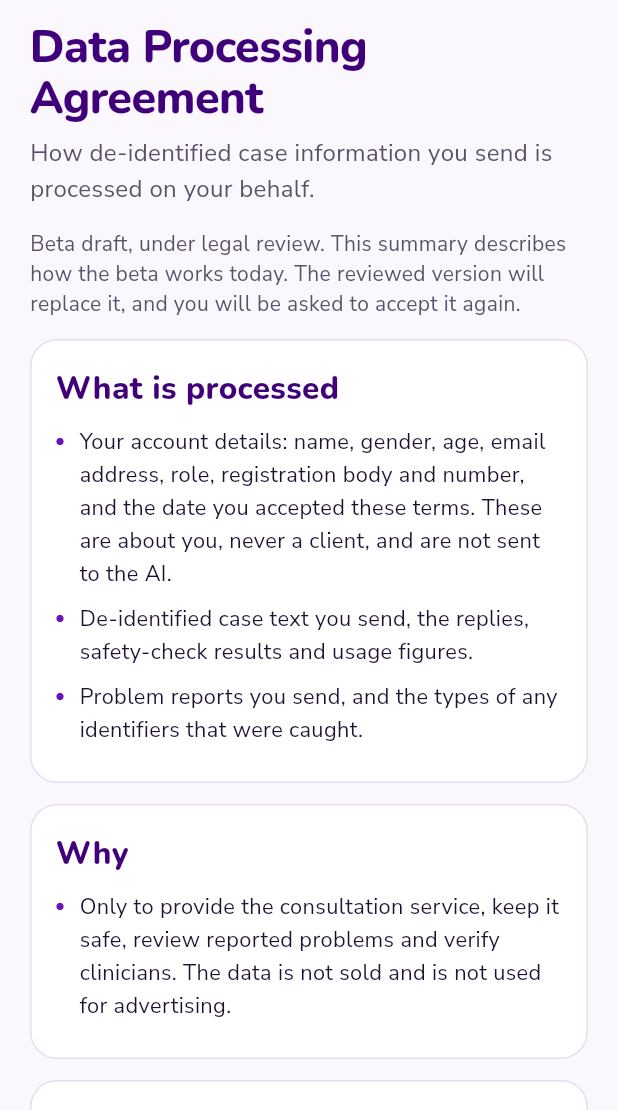
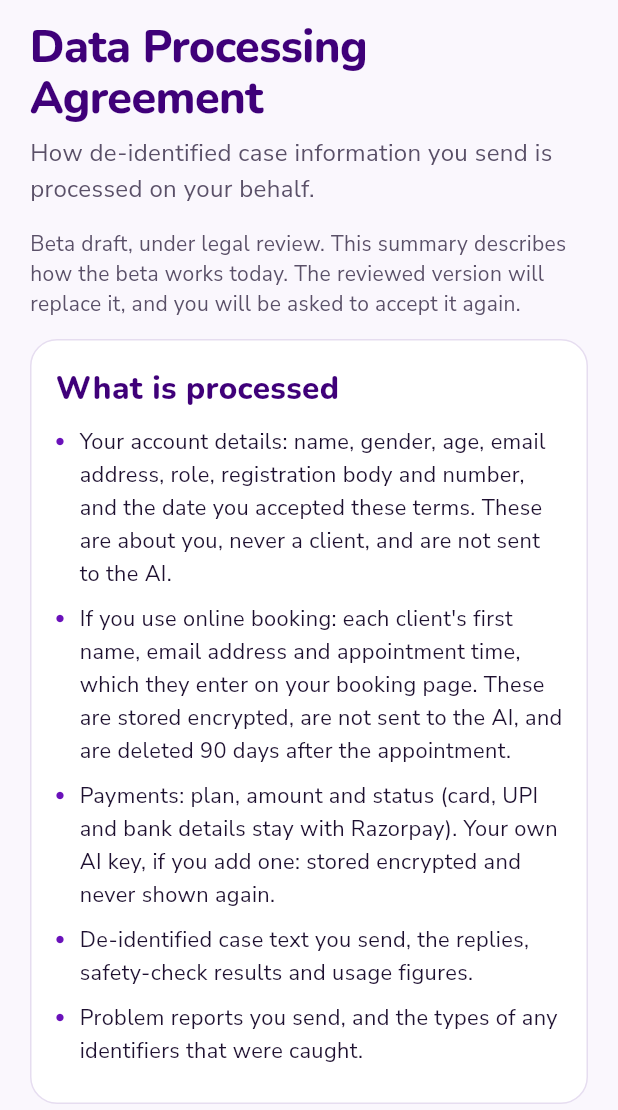
Before and after one commit to saasaiykrk/yourcounselorai, a Flutter app: the AccountScreen screen opened by its route, after a tap on "Data Processing Agreement", on a phone screen of 412 x 824 dp, the part 126-1236 px from its top. Run offline on Flutter 3.47's test engine with Material 3 defaults, Android fonts, the phone set to English and light mode, and no system bars; our stand-ins replace dio, flutter_markdown_plus, flutter_riverpod, flutter_secure_storage, go_router, pdf and 3 more; missing offline and left inert: razorpay_flutter; accounts and stored records are empty.

Commit message:
Privacy texts: name Google (Gemini), Razorpay and client booking details
The app's privacy summary and Data Processing Agreement named Anthropic
only. They now say the replies come from Anthropic (Claude) or Google
(Gemini), as chosen by the administrators, and cover client booking
details (first name, email, time; encrypted, never sent to the AI,
deleted 90 days after the appointment), Razorpay and the clinician's
own key. The store privacy draft says the same. The consent version
recorded at registration moves to beta-draft-2.

Co-Authored-By: Claude Opus 5.5 <noreply@anthropic.com>
Claude-Session: https://claude.ai/code/session_01DUwwjWmoQJEsDNzmUihrSk

```diff
--- a/mobile/lib/core/config.dart
+++ b/mobile/lib/core/config.dart
@@ -35,7 +35,7 @@ abstract final class AppConfig {
   static const consultTimeout = Duration(seconds: 300);
 
   /// Terms and consent version recorded at signup; the lawyer-reviewed text replaces it in Phase 4.
-  static const consentVersion = 'beta-draft-1';
+  static const consentVersion = 'beta-draft-2'; // 2: names Google (Gemini), Razorpay and client bookings
 
   /// Throws with a readable message when a live build is missing its settings.
   static void validate() {
--- a/mobile/lib/core/content/legal_content.dart
+++ b/mobile/lib/core/content/legal_content.dart
@@ -48,11 +48,23 @@ const kPrivacyDoc = InfoDoc(
           'never in the app.',
     ]),
     InfoSection('The AI and other services', [
-      'The de-identified case text is sent to Anthropic, the provider of the Claude AI model, which '
-          'processes it outside India.',
+      'The de-identified case text is sent to one AI provider to write the reply: Anthropic (the Claude '
+          'model) or Google (the Gemini model). Our administrators choose which one from an approved list. '
+          'Both process the text outside India. If you add your own Anthropic key, your reports go to '
+          'Anthropic under your own account.',
       'For diagnostic codes, short search terms (such as a condition name) are sent to the World Health '
           "Organization's ICD-11 service. Case text is not sent.",
       'Every reply passes an automatic safety check before it reaches you.',
+      'Payments are handled by Razorpay. Your card, UPI or bank details go to Razorpay only; we keep the '
+          'plan, amount and payment status.',
+    ]),
+    InfoSection('Clients who book with you', [
+      'If you use online booking, a client gives their first name and email address and picks a time on your '
+          'booking page. Nothing else is asked.',
+      'These details are stored encrypted, used only for that appointment and its emails, and deleted 90 days '
+          'after the appointment. They are never sent to the AI.',
+      'A client can cancel with the link in their confirmation email, or write to us to have their details '
+          'deleted sooner.',
     ]),
     InfoSection('What is kept, and who can see it', [
       'Your consults (de-identified text and replies) are stored so you can see them in History.',
@@ -102,24 +114,34 @@ const kDpaDoc = InfoDoc(
     InfoSection('What is processed', [
       'Your account details: name, gender, age, email address, role, registration body and number, and the date '
           'you accepted these terms. These are about you, never a client, and are not sent to the AI.',
+      'If you use online booking: each client\'s first name, email address and appointment time, which they '
+          'enter on your booking page. These are stored encrypted, are not sent to the AI, and are deleted 90 '
+          'days after the appointment.',
+      'Payments: plan, amount and status (card, UPI and bank details stay with Razorpay). Your own AI key, if '
+          'you add one: stored encrypted and never shown again.',
       'De-identified case text you send, the replies, safety-check results and usage figures.',
       'Problem reports you send, and the types of any identifiers that were caught.',
     ]),
     InfoSection('Why', [
-      'Only to provide the consultation service, keep it safe, review reported problems and verify '
-          'clinicians. The data is not sold and is not used for advertising.',
+      'Only to provide the consultation service, keep it safe, review reported problems, verify clinicians, '
+          'take payments and manage appointments. The data is not sold and is not used for advertising.',
     ]),
     InfoSection('Where, and by whom', [
       'Google Cloud (Mumbai): runs the server.',
       'Supabase: database and email sign-in.',
-      'Anthropic: the Claude AI model, which processes de-identified text outside India.',
+      'Anthropic (the Claude model) or Google (the Gemini model): one of them, chosen by our administrators, '
+          'writes the replies. Each processes de-identified text only, outside India.',
+      'Razorpay: payments.',
+      'Our email service: booking confirmations and reminders to clients.',
       'World Health Organization ICD-11 service: receives short diagnostic search terms only.',
     ]),
     InfoSection('Safeguards', [
       'Identifiers are removed on the phone and checked again on the server.',
-      'Data is encrypted in transit. Service keys are kept in a secrets vault.',
+      'Data is encrypted in transit. Clients\' booking details and AI keys are also encrypted at rest. Service '
+          'keys are kept in a secrets vault.',
       'Administrator access to consults is recorded.',
-      'The beta retention period is 12 months, except for open safety reports.',
+      'The beta retention period is 12 months for consults, except for open safety reports, and 90 days after '
+          'the appointment for client booking details.',
     ]),
     InfoSection('Your requests', [
       'To ask about your data, or to have your account and its data removed, email $kSafetyEmail.',
```
Also changed, not shown: 2 other files.
